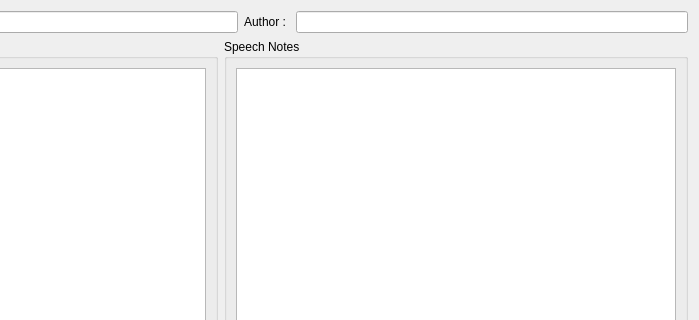
Old version of the form src/pages/speechnotes.ui in the repository Icosahunter/speechy-keen; both pictures show x 257 to 956 and y 0 to 320 of the 956 by 594 pixel window.
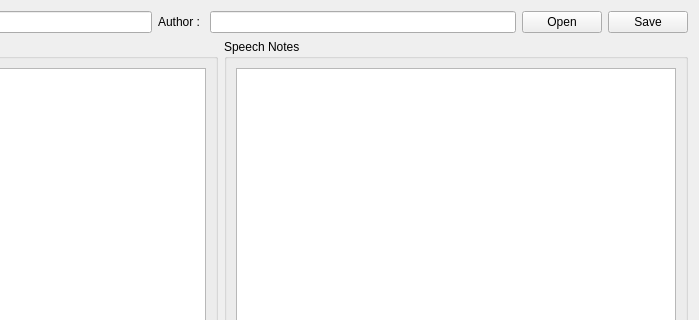
New version of the form.

Diff of the .ui file:
```diff
--- a/src/pages/speechnotes.ui
+++ b/src/pages/speechnotes.ui
@@ -36,6 +36,20 @@
      <item>
       <widget class="QLineEdit" name="authorEdit"/>
      </item>
+     <item>
+      <widget class="QPushButton" name="openButton">
+       <property name="text">
+        <string>Open</string>
+       </property>
+      </widget>
+     </item>
+     <item>
+      <widget class="QPushButton" name="saveButton">
+       <property name="text">
+        <string>Save</string>
+       </property>
+      </widget>
+     </item>
     </layout>
    </item>
    <item row="2" column="0">
```
Left out of the diff: 6 changed lines with no effect on the pictures.
